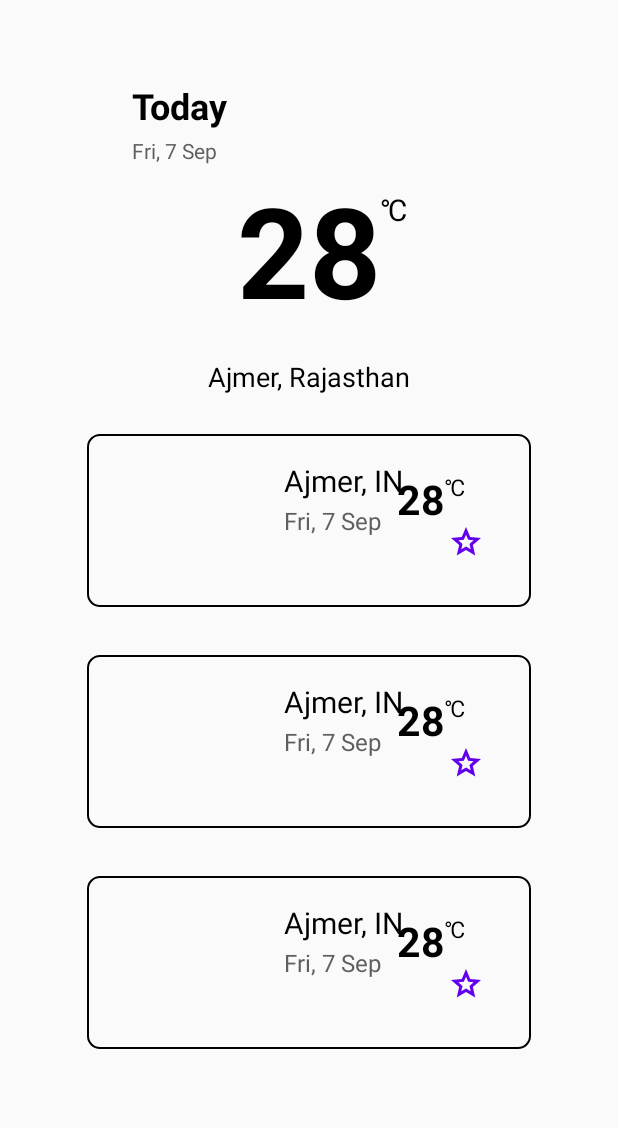
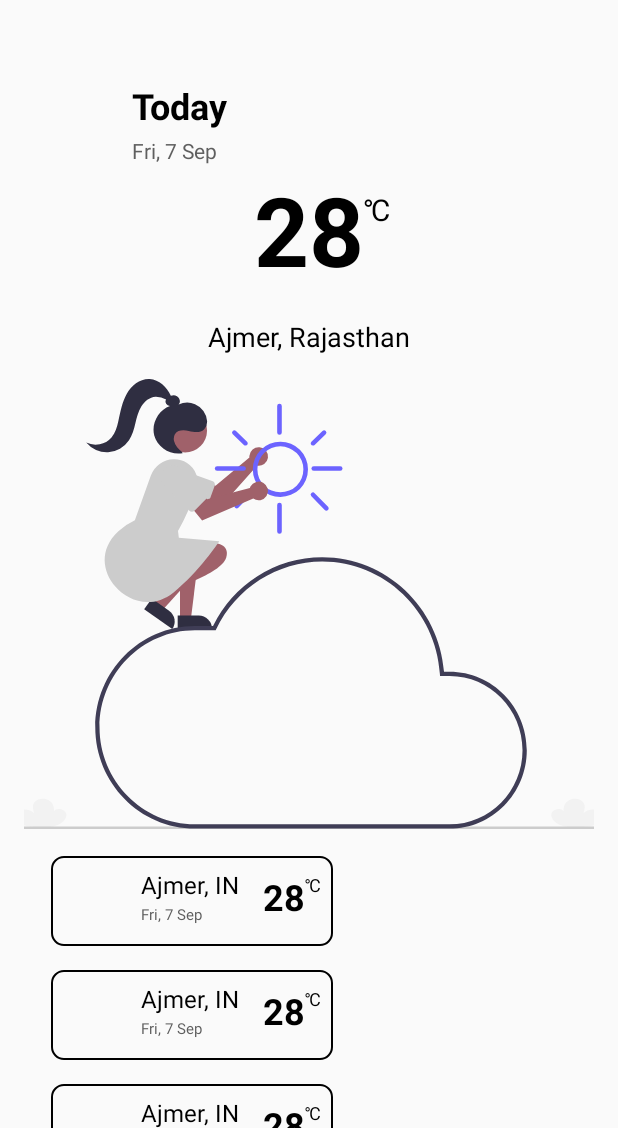
Before and after one commit to EmmanuelDav/Weather, an Android app: the layout fragment_home.xml on its own in the app's theme, with its tools: preview values and no code run, on a phone screen of 412 x 824 dp, the part 108-1236 px from its top. Run offline under Robolectric (Android 15) with nearby library versions, the phone set to English and light mode, and no system bars; network calls fail.

Commit message:
update on last commmit fixing issues with wrap content

```diff
--- a/app/src/main/java/com/cyberiyke/weatherApp/ui/adapter/WeatherSearchAdapter.kt
+++ b/app/src/main/java/com/cyberiyke/weatherApp/ui/adapter/WeatherSearchAdapter.kt
@@ -57,10 +57,10 @@ class WeatherSearchAdapter : RecyclerView.Adapter<WeatherSearchAdapter.HomeViewH
         }
     }
 
-    private fun updateFavoriteIcon(isFavorite: Boolean, binding: WeatherItemBinding) {
-        binding.favoriteButton.icon = ContextCompat.getDrawable(
-            binding.root.context,
-            if (isFavorite) R.drawable.star_icon_filled else R.drawable.star_icon
-        )
-    }
+//    private fun updateFavoriteIcon(isFavorite: Boolean, binding: WeatherItemBinding) {
+//        binding.favoriteButton.icon = ContextCompat.getDrawable(
+//            binding.root.context,
+//            if (isFavorite) R.drawable.star_icon_filled else R.drawable.star_icon
+//        )
+//    }
 }
--- a/app/src/main/java/com/cyberiyke/weatherApp/ui/home/HomeFragment.kt
+++ b/app/src/main/java/com/cyberiyke/weatherApp/ui/home/HomeFragment.kt
@@ -12,6 +12,7 @@ import androidx.fragment.app.Fragment
 import androidx.lifecycle.Observer
 import androidx.lifecycle.ViewModelProvider
 import androidx.recyclerview.widget.DefaultItemAnimator
+import androidx.recyclerview.widget.GridLayoutManager
 import androidx.recyclerview.widget.LinearLayoutManager
 import com.cyberiyke.weatherApp.R
 import com.cyberiyke.weatherApp.databinding.FragmentHomeBinding
@@ -68,7 +69,7 @@ class HomeFragment : Fragment() {
 
     private fun initializeRecyclerView() {
         weatherSearchAdapter = WeatherSearchAdapter()
-        val mLayoutManager = LinearLayoutManager(requireContext(), LinearLayoutManager.HORIZONTAL, false)
+        val mLayoutManager = GridLayoutManager(requireContext(), 5, GridLayoutManager.HORIZONTAL, false)
         binding.recyclerViewSearchedCityTemperature.apply {
             layoutManager = mLayoutManager
             itemAnimator = DefaultItemAnimator()
--- a/app/src/main/res/layout/activity_main.xml
+++ b/app/src/main/res/layout/activity_main.xml
@@ -20,6 +20,7 @@
         android:id="@+id/nav_view"
         android:layout_width="match_parent"
         android:layout_height="wrap_content"
+        android:visibility="gone"
         android:layout_gravity="bottom"
         android:background="?android:attr/windowBackground"
         app:menu="@menu/bottom_nav_menu" />
--- a/app/src/main/res/layout/fragment_home.xml
+++ b/app/src/main/res/layout/fragment_home.xml
@@ -95,7 +95,7 @@
                     style="@style/TextViewHeaderStyle"
                     android:layout_width="wrap_content"
                     android:layout_height="wrap_content"
-                    android:textSize="84sp"
+                    android:textSize="64sp"
                     app:layout_constraintEnd_toEndOf="parent"
                     app:layout_constraintStart_toStartOf="parent"
                     app:layout_constraintTop_toBottomOf="@+id/text_todays_date"
@@ -127,9 +127,8 @@
                 <ImageView
                     android:id="@+id/image_weather_human_reaction"
                     android:layout_width="match_parent"
-                    android:layout_height="400dp"
+                    android:layout_height="300dp"
                     android:layout_marginTop="16dp"
-                    android:visibility="gone"
                     android:scaleType="centerCrop"
                     app:layout_constraintEnd_toEndOf="parent"
                     app:layout_constraintStart_toStartOf="parent"
@@ -140,13 +139,11 @@
                     android:id="@+id/recycler_view_searched_city_temperature"
                     android:layout_width="match_parent"
                     android:layout_height="wrap_content"
-                    android:layout_marginStart="10dp"
                     android:layout_marginTop="10dp"
-                    android:layout_marginEnd="10dp"
-                    android:paddingLeft="16dp"
-                    android:paddingRight="16dp"
+                    android:paddingLeft="10dp"
+                    android:paddingRight="10dp"
                     tools:listitem="@layout/weather_item"
-                    app:layoutManager="androidx.recyclerview.widget.LinearLayoutManager"
+                    app:layoutManager="androidx.recyclerview.widget.GridLayoutManager"
                     app:layout_constraintEnd_toEndOf="parent"
                     app:layout_constraintStart_toStartOf="parent"
                     app:layout_constraintTop_toBottomOf="@+id/image_weather_human_reaction" />
--- a/app/src/main/res/layout/weather_item.xml
+++ b/app/src/main/res/layout/weather_item.xml
@@ -4,17 +4,16 @@
     xmlns:tools="http://schemas.android.com/tools">
 
     <androidx.constraintlayout.widget.ConstraintLayout
-        android:layout_width="match_parent"
+        android:layout_width="wrap_content"
         android:layout_height="wrap_content"
-        android:layout_margin="16dp"
+        android:layout_margin="8dp"
         android:background="@drawable/black_outline_square_rounded_shape_bg"
-        android:padding="17dp">
+        android:padding="8dp">
 
         <ImageView
             android:id="@+id/image_weather_symbol"
-            android:layout_width="66dp"
-            android:layout_height="66dp"
-            android:layout_marginStart="30dp"
+            android:layout_width="44dp"
+            android:layout_height="44dp"
             android:scaleType="centerCrop"
             app:layout_constraintStart_toStartOf="parent"
             app:layout_constraintTop_toTopOf="parent" />
@@ -24,10 +23,8 @@
             style="@style/TextViewBodyStyle"
             android:layout_width="wrap_content"
             android:layout_height="wrap_content"
-            android:layout_marginStart="20dp"
-            android:textSize="20sp"
-            app:layout_constraintEnd_toStartOf="@+id/text_temperature"
-            app:layout_constraintHorizontal_bias="0.39"
+            android:layout_marginStart="8dp"
+            android:textSize="16sp"
             app:layout_constraintStart_toEndOf="@+id/image_weather_symbol"
             app:layout_constraintTop_toTopOf="parent"
             tools:text="Ajmer, IN" />
@@ -40,7 +37,7 @@
             android:layout_marginTop="2dp"
             android:ellipsize="end"
             android:maxLines="1"
-            android:textSize="16sp"
+            android:textSize="10sp"
             app:layout_constraintEnd_toEndOf="@+id/text_city_name"
             app:layout_constraintStart_toStartOf="@+id/text_city_name"
             app:layout_constraintTop_toBottomOf="@+id/text_city_name"
@@ -53,10 +50,10 @@
             style="@style/TextViewHeaderStyle"
             android:layout_width="wrap_content"
             android:layout_height="wrap_content"
-            android:layout_marginEnd="40dp"
-            android:textSize="27sp"
+            android:layout_marginStart="16dp"
+            android:textSize="24sp"
             app:layout_constraintBottom_toBottomOf="@+id/text_date_time"
-            app:layout_constraintEnd_toEndOf="parent"
+            app:layout_constraintStart_toEndOf="@+id/text_city_name"
             app:layout_constraintTop_toTopOf="@+id/text_city_name"
             tools:text="28" />
 
@@ -66,22 +63,9 @@
             android:layout_width="wrap_content"
             android:layout_height="wrap_content"
             android:text="\u2103"
-            android:textSize="15sp"
+            android:textSize="12sp"
             app:layout_constraintStart_toEndOf="@+id/text_temperature"
             app:layout_constraintTop_toTopOf="@+id/text_temperature" />
 
-
-        <com.google.android.material.button.MaterialButton
-            android:id="@+id/favoriteButton"
-            style="@style/Widget.Material3.Button.IconButton"
-            android:layout_width="wrap_content"
-            android:layout_height="wrap_content"
-            app:icon="@drawable/star_icon"
-            app:iconGravity="textStart"
-            app:iconSize="24dp"
-            app:layout_constraintEnd_toEndOf="parent"
-            app:layout_constraintTop_toBottomOf="@+id/text_label_degree" />
-
-
     </androidx.constraintlayout.widget.ConstraintLayout>
 </layout>
--- /dev/null
+++ b/app/src/main/res/values-night/colors.xml
@@ -0,0 +1,13 @@
+<?xml version="1.0" encoding="utf-8"?>
+<resources>
+
+    <color name="colorAccent">#FFFFFF</color>
+    <color name="color_white">#000000</color>
+    <color name="color_black">#FFFFFF</color>
+    <color name="color_dark_gray">#D2D2D2</color>
+    <color name="color_gray">#A0A0A0</color>
+    <color name="color_light_gray">#666666</color>
+    <color name="color_light_blue">#1A1B23</color>
+
+
+</resources>
```
